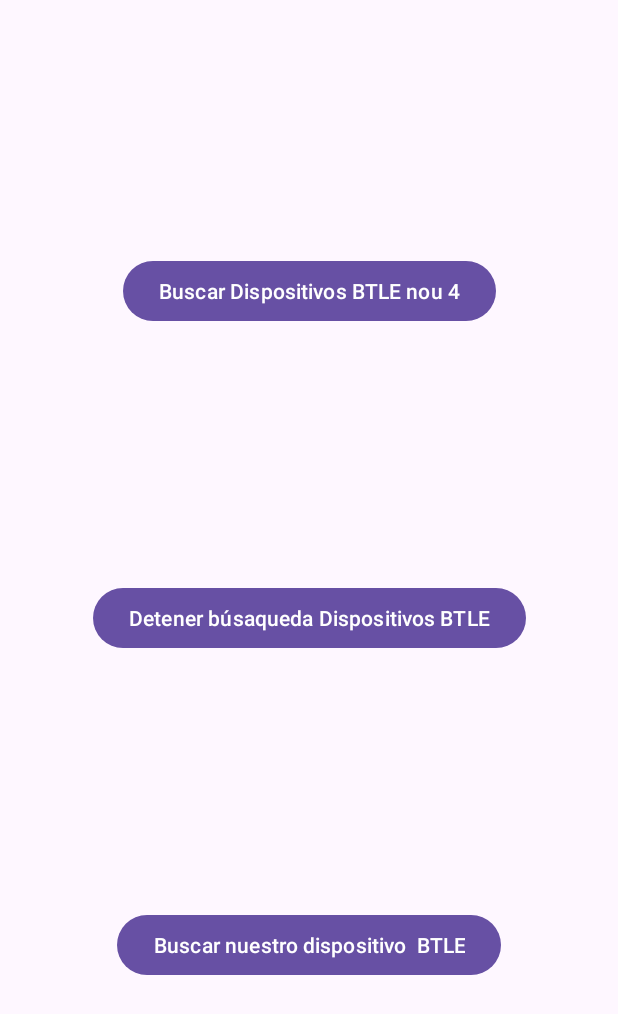
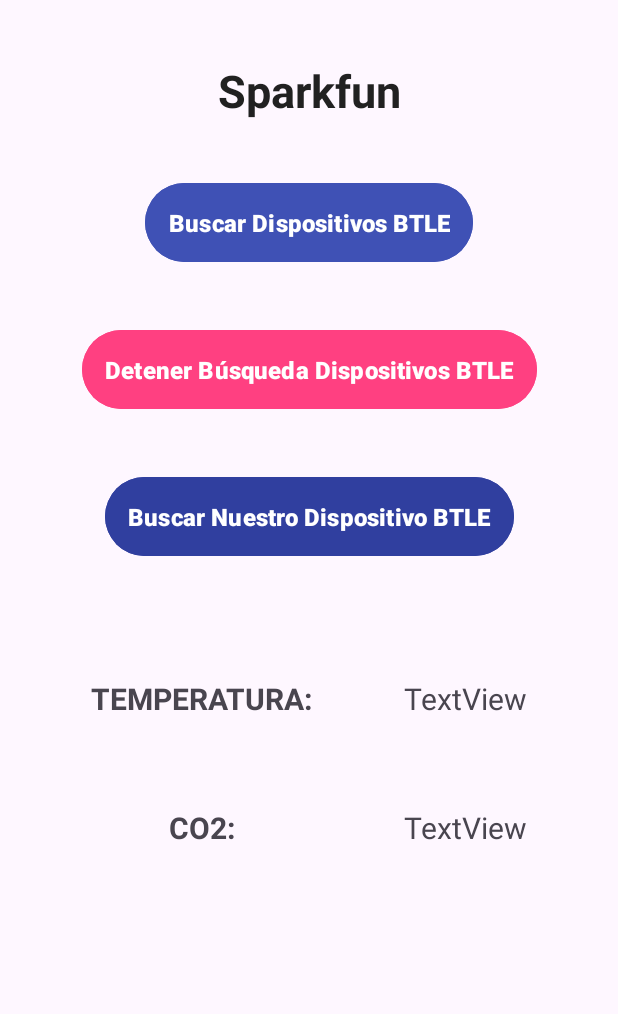
Before and after one commit to JaviSerMar/ProyectoAndroid, an Android app: the screen it shows after launch (MainActivity), on a phone screen of 412 x 824 dp. Shown: the top 1014 px of the screen. Run offline under Robolectric (Android 15) with nearby library versions, the phone set to English and light mode, and no system bars.

Commit message:
YA CASI ESTOY DIOS
el layout ahora está decente

```diff
--- a/app/src/main/res/layout/activity_main.xml
+++ b/app/src/main/res/layout/activity_main.xml
@@ -5,43 +5,140 @@
     android:layout_width="match_parent"
     android:layout_height="match_parent">
 
+
+    <TextView
+        android:id="@+id/textView"
+        android:layout_width="wrap_content"
+        android:layout_height="wrap_content"
+        android:layout_marginTop="40dp"
+        android:text="Sparkfun"
+        android:textColor="@color/primaryTextColor"
+        android:textSize="30sp"
+        android:textStyle="bold"
+        app:layout_constraintEnd_toEndOf="parent"
+        app:layout_constraintHorizontal_bias="0.5"
+        app:layout_constraintStart_toStartOf="parent"
+        app:layout_constraintTop_toTopOf="parent" />
+
+
     <Button
         android:id="@+id/botonBuscarDispositivosBTLE"
         android:layout_width="wrap_content"
         android:layout_height="wrap_content"
+        android:layout_marginHorizontal="20dp"
+        android:layout_marginTop="20dp"
+        android:backgroundTint="@color/primaryColor"
+        android:drawablePadding="10dp"
         android:onClick="botonBuscarDispositivosBTLEPulsado"
-        android:text="Buscar Dispositivos BTLE nou 4"
+        android:padding="15dp"
+        android:text="Buscar Dispositivos BTLE"
+        android:textColor="@color/white"
+        android:textSize="16sp"
+        android:textStyle="bold"
         app:layout_constraintBottom_toTopOf="@+id/botonDetenerBusquedaDispositivosBTLE"
         app:layout_constraintEnd_toEndOf="parent"
-        app:layout_constraintHorizontal_bias="0.5"
         app:layout_constraintStart_toStartOf="parent"
-        app:layout_constraintTop_toTopOf="parent"
+        app:layout_constraintTop_toBottomOf="@+id/textView"
         app:layout_constraintVertical_bias="0.5" />
 
     <Button
         android:id="@+id/botonDetenerBusquedaDispositivosBTLE"
         android:layout_width="wrap_content"
         android:layout_height="wrap_content"
+        android:layout_marginHorizontal="20dp"
+        android:layout_marginTop="20dp"
+        android:backgroundTint="@color/secondaryColor"
+        android:drawablePadding="10dp"
         android:onClick="botonDetenerBusquedaDispositivosBTLEPulsado"
-        android:text="Detener búsaqueda Dispositivos BTLE"
+        android:padding="15dp"
+        android:text="Detener Búsqueda Dispositivos BTLE"
+        android:textColor="@color/white"
+        android:textSize="16sp"
+        android:textStyle="bold"
         app:layout_constraintBottom_toTopOf="@+id/botonBuscarNuestroDispositivoBTLE"
         app:layout_constraintEnd_toEndOf="parent"
-        app:layout_constraintHorizontal_bias="0.5"
         app:layout_constraintStart_toStartOf="parent"
         app:layout_constraintTop_toBottomOf="@+id/botonBuscarDispositivosBTLE"
         app:layout_constraintVertical_bias="0.5" />
+
 
     <Button
         android:id="@+id/botonBuscarNuestroDispositivoBTLE"
         android:layout_width="wrap_content"
         android:layout_height="wrap_content"
+        android:layout_marginHorizontal="20dp"
+        android:layout_marginTop="20dp"
+        android:layout_marginBottom="20dp"
+        android:backgroundTint="@color/primaryColorDark"
+        android:drawablePadding="10dp"
         android:onClick="botonBuscarNuestroDispositivoBTLEPulsado"
-        android:text="Buscar nuestro dispositivo  BTLE"
-        app:layout_constraintBottom_toBottomOf="parent"
+        android:padding="15dp"
+        android:text="Buscar Nuestro Dispositivo BTLE"
+        android:textColor="@color/white"
+        android:textSize="16sp"
+        android:textStyle="bold"
+        app:layout_constraintBottom_toTopOf="@+id/guideline"
         app:layout_constraintEnd_toEndOf="parent"
-        app:layout_constraintHorizontal_bias="0.5"
         app:layout_constraintStart_toStartOf="parent"
         app:layout_constraintTop_toBottomOf="@+id/botonDetenerBusquedaDispositivosBTLE"
         app:layout_constraintVertical_bias="0.5" />
 
+    <androidx.constraintlayout.widget.Guideline
+        android:id="@+id/guideline"
+        android:layout_width="wrap_content"
+        android:layout_height="wrap_content"
+        android:orientation="horizontal"
+        app:layout_constraintGuide_percent="0.5" />
+
+    <TextView
+        android:id="@+id/textView2"
+        android:layout_width="wrap_content"
+        android:layout_height="wrap_content"
+        android:layout_marginTop="40dp"
+        android:text="TEMPERATURA:"
+        android:textSize="20sp"
+        android:textStyle="bold"
+        app:layout_constraintEnd_toStartOf="@+id/textView4"
+        app:layout_constraintHorizontal_bias="0.5"
+        app:layout_constraintStart_toStartOf="parent"
+        app:layout_constraintTop_toTopOf="@+id/guideline" />
+
+    <TextView
+        android:id="@+id/textView4"
+        android:layout_width="wrap_content"
+        android:layout_height="wrap_content"
+        android:layout_marginTop="40dp"
+        android:text="TextView"
+        android:textSize="20sp"
+        app:layout_constraintEnd_toEndOf="parent"
+        app:layout_constraintHorizontal_bias="0.5"
+        app:layout_constraintStart_toEndOf="@+id/textView2"
+        app:layout_constraintTop_toTopOf="@+id/guideline" />
+
+    <TextView
+        android:id="@+id/textView5"
+        android:layout_width="wrap_content"
+        android:layout_height="wrap_content"
+        android:layout_marginBottom="200dp"
+        android:text="TextView"
+        android:textSize="20sp"
+        app:layout_constraintBottom_toBottomOf="parent"
+        app:layout_constraintEnd_toEndOf="@+id/textView4"
+        app:layout_constraintStart_toStartOf="@+id/textView4"
+        app:layout_constraintTop_toBottomOf="@+id/textView4" />
+
+    <TextView
+        android:id="@+id/textView3"
+        android:layout_width="wrap_content"
+        android:layout_height="wrap_content"
+        android:layout_marginBottom="200dp"
+        android:text="CO2:"
+        android:textSize="20sp"
+        android:textStyle="bold"
+        app:layout_constraintBottom_toBottomOf="parent"
+        app:layout_constraintEnd_toEndOf="@+id/textView2"
+        app:layout_constraintStart_toStartOf="@+id/textView2"
+        app:layout_constraintTop_toBottomOf="@+id/textView2" />
+
+
 </androidx.constraintlayout.widget.ConstraintLayout>
--- a/app/src/main/res/values/colors.xml
+++ b/app/src/main/res/values/colors.xml
@@ -2,4 +2,12 @@
 <resources>
     <color name="black">#FF000000</color>
     <color name="white">#FFFFFFFF</color>
+
+
+// NUEVOS COLORES PORQUE ME APETECEN
+    <color name="primaryColor">#3F51B5</color>
+    <color name="secondaryColor">#FF4081</color>
+    <color name="primaryColorDark">#303F9F</color>
+    <color name="backgroundColor">#F5F5F5</color>
+    <color name="primaryTextColor">#212121</color>
 </resources>
```
